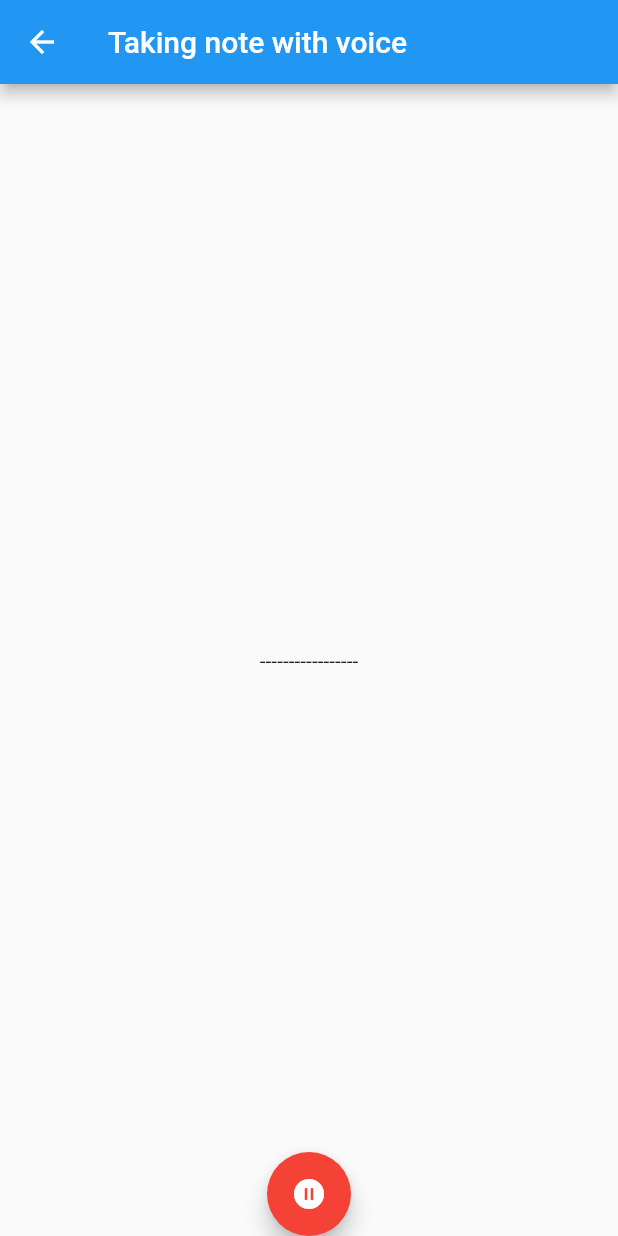
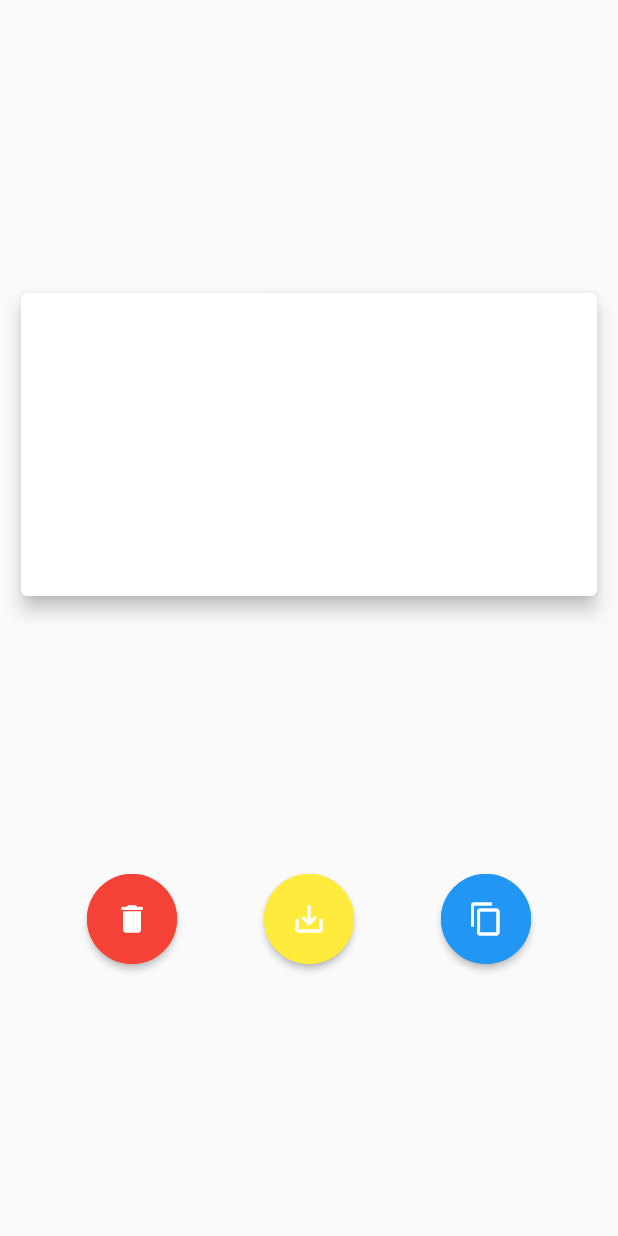
Before and after one commit to Keiji-morita/febProject, a Flutter app: the voiceTexter screen opened directly, after a tap on the "pause circle filled" icon, on a phone screen of 412 x 824 dp. Run offline on Flutter 3.47's test engine with Material 2 defaults, Android fonts, the phone set to English and light mode, and no system bars.

Commit message:
0209 削除ボタン実装

```diff
--- /dev/null
+++ b/lib/completeMemo.dart
@@ -0,0 +1,110 @@
+import 'package:flutter/material.dart';
+import 'package:febproject/memoArea.dart';
+import 'package:febproject/voiceTexter.dart';
+
+class completeMemo extends StatefulWidget {
+  @override
+  _completeMemoState createState() => _completeMemoState();
+}
+
+class _completeMemoState extends State<completeMemo> {
+  var listMemo;
+
+  @override
+  Widget build(BuildContext context) {
+
+    void addMemo() {
+      setState(() {
+        listMemo.add("楽天");
+      });
+    }
+    return Scaffold(
+        body: Column(
+          mainAxisAlignment: MainAxisAlignment.spaceEvenly,
+          children: [
+            Container(
+              padding: EdgeInsets.fromLTRB(10,10,10,0),
+              height: 220,
+              width: double.maxFinite,
+              child: Card(
+                elevation: 5,
+              ),
+            ),
+          Row(
+            mainAxisAlignment: MainAxisAlignment.spaceEvenly,
+            children: [
+
+            SizedBox(
+              height: 60,
+              width: 60,
+              child: ElevatedButton(
+                child: const Icon(Icons.delete),
+                style: ElevatedButton.styleFrom(
+                  primary: Colors.red,
+                  onPrimary: Colors.white,
+                  shape: const CircleBorder(
+                    side: BorderSide(
+                      color: Colors.red,
+                      width: 1,
+                      style: BorderStyle.solid,
+                    ),
+                  ),
+                ),
+                onPressed: () {
+                  Navigator.pushAndRemoveUntil(
+                      context,
+                      MaterialPageRoute(builder: (context) => memoArea()),
+                          (_) => false);
+                },
+              ),
+            ),
+
+            SizedBox(
+              height: 60,
+              width: 60,
+              child: ElevatedButton(
+                child: const Icon(Icons.save_alt),
+                style: ElevatedButton.styleFrom(
+                  primary: Colors.yellow,
+                  onPrimary: Colors.white,
+                  shape: const CircleBorder(
+                    side: BorderSide(
+                      color: Colors.yellow,
+                      width: 1,
+                      style: BorderStyle.solid,
+                    ),
+                  ),
+                ),
+                onPressed: () {
+
+                },
+              ),
+             ),
+
+              SizedBox(
+                height: 60,
+                width: 60,
+              child: ElevatedButton(
+                child: const Icon(Icons.content_copy),
+                style: ElevatedButton.styleFrom(
+                  primary: Colors.blue,
+                  onPrimary: Colors.white,
+                  shape: const CircleBorder(
+                    side: BorderSide(
+                      color: Colors.blue,
+                      width: 1,
+                      style: BorderStyle.solid,
+                    ),
+                  ),
+                ),
+                onPressed: () {},
+              ),
+              )
+            ],
+          ),
+          ],
+        ),
+
+      );
+  }
+}
--- a/lib/memoArea.dart
+++ b/lib/memoArea.dart
@@ -13,11 +13,12 @@ class memoArea extends StatefulWidget {
 class _memoAreaState extends State<memoArea> {
   @override
   Widget build(BuildContext context) {
+    var listMemo = [];
     return Scaffold(
       appBar: AppBar(
         title:  const Text('home'),
       ),
-      body: Column(
+        body: ListView(
             children: [
              Container(
                padding: EdgeInsets.fromLTRB(10,10,10,0),
@@ -46,9 +47,19 @@ class _memoAreaState extends State<memoArea> {
                 ),
               ),
 
+              Container(
+                padding: EdgeInsets.fromLTRB(10,10,10,0),
+                height: 220,
+                width: double.maxFinite,
+                child: Card(
+                  elevation: 5,
+                ),
+              ),
 
-        ],
+
+            ]
         ),
+
          floatingActionButton: FloatingActionButton(
           onPressed: () {
             Navigator.push(context, MaterialPageRoute(
@@ -60,5 +71,6 @@ class _memoAreaState extends State<memoArea> {
         )
 
          );
+
   }
 }
--- a/lib/voiceTexter.dart
+++ b/lib/voiceTexter.dart
@@ -1,3 +1,4 @@
+import 'package:febproject/completeMemo.dart';
 import 'package:flutter/material.dart';
 import 'package:febproject/memoArea.dart';
 
@@ -16,7 +17,11 @@ class _voiceTexterState extends State<voiceTexter> {
       body:  const Center(child: Text('-----------------')),
       floatingActionButtonLocation: FloatingActionButtonLocation.centerDocked,
       floatingActionButton: FloatingActionButton(
-    onPressed: () {},
+    onPressed: () {
+      Navigator.push(context, MaterialPageRoute(
+          builder: (context) => completeMemo()
+      ));
+    },
     backgroundColor: Colors.red,
     child: const Icon(Icons.pause_circle_filled),
      ),
```
Lines whose indentation alone changed are shown as unchanged.
